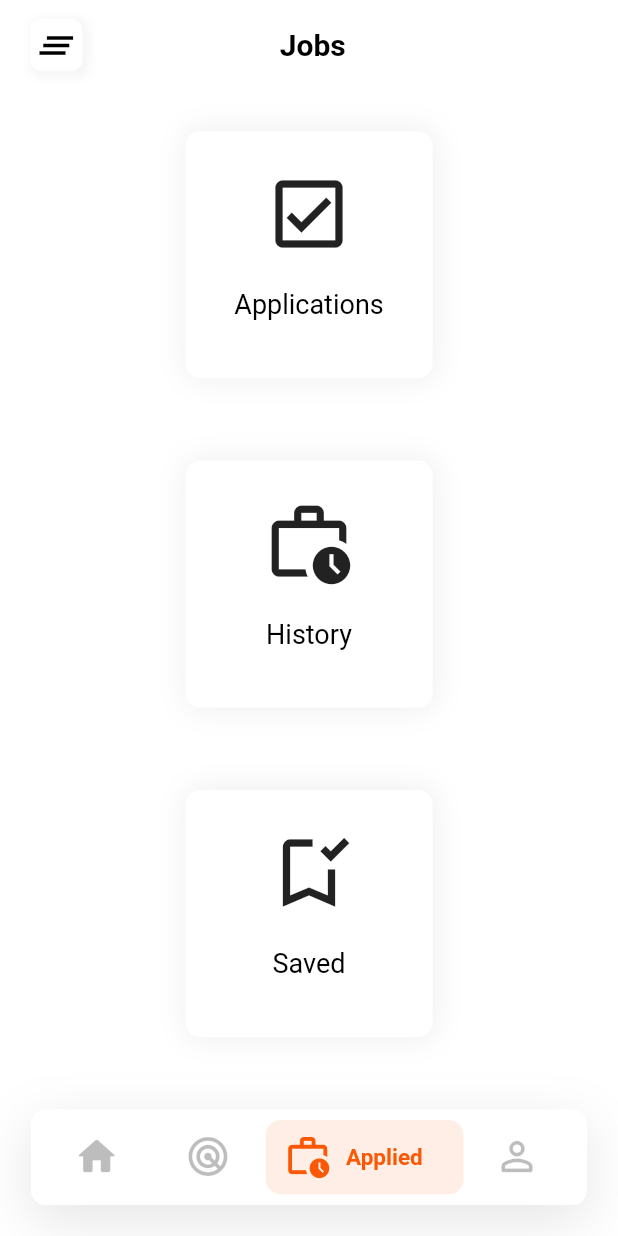
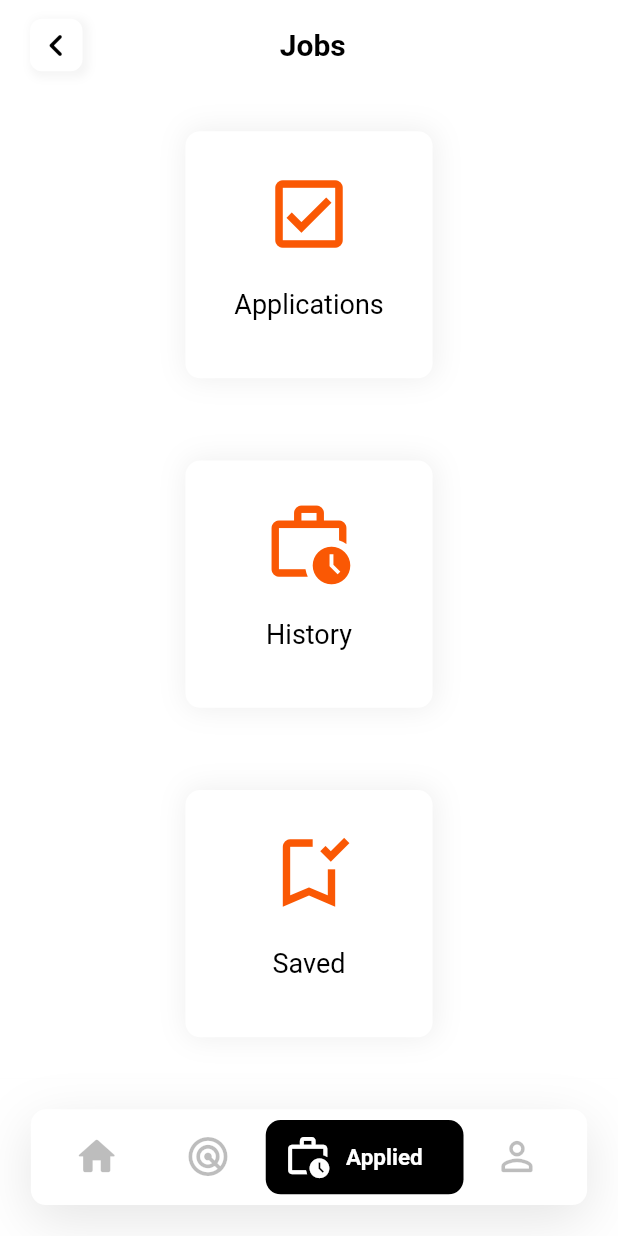
Before and after one commit to thetooaung07/job-portal, a Flutter app: the screen it shows after launch, on a phone screen of 412 x 824 dp. Run offline on Flutter 3.47's test engine with Material 2 defaults, Android fonts, the phone set to English and light mode, and no system bars; our stand-ins replace flutter_svg, get; Roboto replaces fonts that are missing (Circular).

Commit message:
BottomNavBar color Change and AppliedPage UI 2

```diff
--- a/lib/constants.dart
+++ b/lib/constants.dart
@@ -26,8 +26,6 @@ const btnBgColorWhite = Color.fromRGBO(255, 255, 255, 1);
 const btnBgColorGrey = Color.fromRGBO(35, 35, 35, 1);
 const kPrimaryRedColor = Color.fromRGBO(250, 88, 4, 1);
 const kTextBodyFadeColor = Color.fromARGB(185, 0, 0, 0);
-const kPrimaryBlackColor = Color.fromARGB(244, 14, 14, 14);
-const kPrimaryWhiteColor = Color.fromARGB(244, 240, 240, 240);
 
 const double kSpacingUnit = 10;
 const TextStyle kHeaderTextStyle = TextStyle(
--- a/lib/main.dart
+++ b/lib/main.dart
@@ -144,7 +144,8 @@ class CustomBottomNavBar extends StatelessWidget {
                             : 0,
                         decoration: BoxDecoration(
                           color: index == controller.selectedIndex.value
-                              ? kPrimaryRedColor.withOpacity(.1)
+                              // ? kPrimaryRedColor.withOpacity(.1)
+                              ? Colors.black
                               : Colors.transparent,
                           borderRadius: BorderRadius.circular(10),
                         ),
@@ -183,7 +184,7 @@ class CustomBottomNavBar extends StatelessWidget {
                                       ? '${bottomNavBarLabels[index]}'
                                       : '',
                                   style: TextStyle(
-                                      color: kPrimaryRedColor,
+                                      color: Color.fromARGB(255, 255, 255, 255),
                                       fontWeight: FontWeight.w600,
                                       fontSize: 15),
                                 ),
@@ -204,7 +205,7 @@ class CustomBottomNavBar extends StatelessWidget {
                               bottomNavBarIcons[index],
                               size: _width * 0.076,
                               color: index == controller.selectedIndex.value
-                                  ? kPrimaryRedColor
+                                  ? Color.fromARGB(255, 255, 255, 255)
                                   : Colors.black26,
                             )
                           ],
--- a/lib/view/account_page.dart
+++ b/lib/view/account_page.dart
@@ -48,7 +48,7 @@ class AccountPage extends StatelessWidget {
                 child: Column(
                   children: [
                     CircleAvatar(
-                      backgroundColor: Colors.red,
+                      backgroundColor: kPrimaryRedColor,
                       radius: 50,
                     ),
                     SizedBox(
--- a/lib/view/applied_page.dart
+++ b/lib/view/applied_page.dart
@@ -1,6 +1,7 @@
 import 'package:flutter/material.dart';
 import 'package:get/get.dart';
 import 'package:job_portal/constants.dart';
+import 'package:job_portal/controller/bottom_nav_bar_controller.dart';
 import 'package:job_portal/main.dart';
 import 'package:job_portal/routes/routes.dart';
 import 'package:job_portal/widgets/my_app_bar.dart';
@@ -21,8 +22,14 @@ class AppliedPage extends StatelessWidget {
                     mainAxisAlignment: MainAxisAlignment.spaceBetween,
                     children: [
                       CustomIconButton(
+                        onTap: () {
+                          final _controller =
+                              Get.find<BottomNavBarController>();
+                          // _controller.selectedIndex.value = 0;
+                          _controller.onPageChange(0);
+                        },
                         child: Icon(
-                          Icons.clear_all,
+                          Icons.chevron_left_rounded,
                           size: 30,
                           color: Colors.black,
                         ),
@@ -46,6 +53,7 @@ class AppliedPage extends StatelessWidget {
                     icon: Icon(
                       Icons.check_box_outlined,
                       size: 60,
+                      color: kPrimaryRedColor,
                     ),
                     text: "Applications",
                   ),
@@ -53,6 +61,7 @@ class AppliedPage extends StatelessWidget {
                     icon: Icon(
                       Icons.work_history_outlined,
                       size: 60,
+                      color: kPrimaryRedColor,
                     ),
                     text: "History",
                   ),
@@ -60,6 +69,7 @@ class AppliedPage extends StatelessWidget {
                     icon: Icon(
                       Icons.bookmark_added_outlined,
                       size: 60,
+                      color: kPrimaryRedColor,
                     ),
                     text: "Saved",
                   ),
--- a/lib/view/search_page/filter_bottom_sheet.dart
+++ b/lib/view/search_page/filter_bottom_sheet.dart
@@ -142,6 +142,7 @@ class FilterBottomSheet extends StatelessWidget {
               child: ClipRRect(
                 borderRadius: BorderRadius.circular(40),
                 child: ElevatedButton(
+                  style: ElevatedButton.styleFrom(primary: Colors.black),
                   onPressed: () {},
                   child: Text(
                     "Show Results",
```
